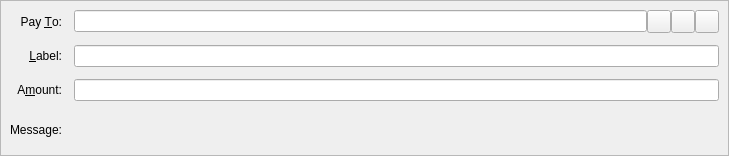
Old version of the form src/qt/forms/sendcoinsentry.ui in the repository THETCR/core.
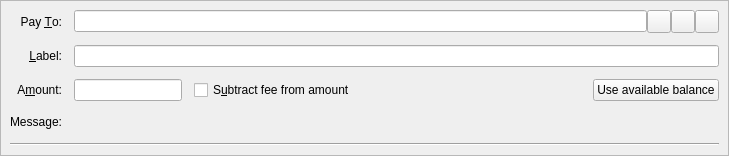
New version of the form. Icons and pictures are not drawn. Custom widgets are drawn as their Qt base class.

Commit message: [QT] Update QT

The edit to the form file:
```diff
--- a/src/qt/forms/sendcoinsentry.ui
+++ b/src/qt/forms/sendcoinsentry.ui
@@ -139,7 +139,28 @@
      </widget>
     </item>
     <item row="2" column="1">
+     <layout class="QHBoxLayout" name="horizontalLayoutAmount" stretch="0,1,0">
+      <item>
      <widget class="BitcoinAmountField" name="payAmount"/>
+      </item>
+      <item>
+       <widget class="QCheckBox" name="checkboxSubtractFeeFromAmount">
+        <property name="toolTip">
+         <string>The fee will be deducted from the amount being sent. The recipient will receive less bitcoins than you enter in the amount field. If multiple recipients are selected, the fee is split equally.</string>
+        </property>
+        <property name="text">
+         <string>S&amp;ubtract fee from amount</string>
+        </property>
+       </widget>
+      </item>
+      <item>
+       <widget class="QPushButton" name="useAvailableBalanceButton">
+        <property name="text">
+         <string>Use available balance</string>
+        </property>
+       </widget>
+      </item>
+     </layout>
     </item>
     <item row="3" column="0">
      <widget class="QLabel" name="messageLabel">
@@ -161,6 +182,13 @@
       </property>
      </widget>
     </item>
+    <item row="4" column="0" colspan="2">
+     <widget class="Line" name="line">
+      <property name="orientation">
+       <enum>Qt::Horizontal</enum>
+      </property>
+     </widget>
+    </item>
    </layout>
   </widget>
   <widget class="QFrame" name="SendCoins_InsecurePaymentRequest">
```
Left out of the diff: 8 changed lines with no effect on the pictures.
